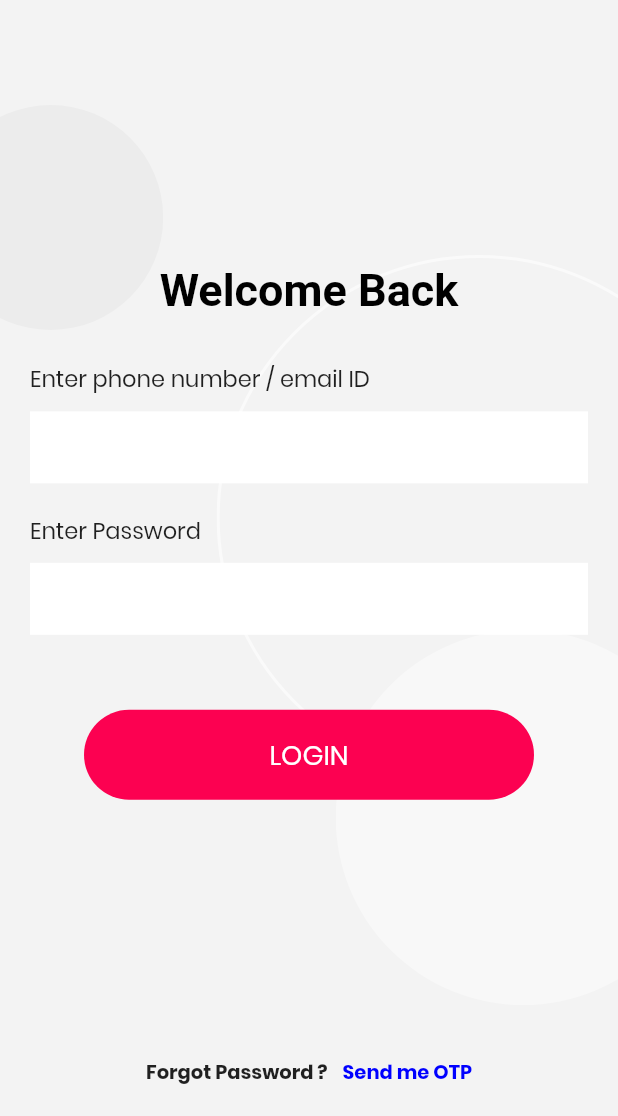
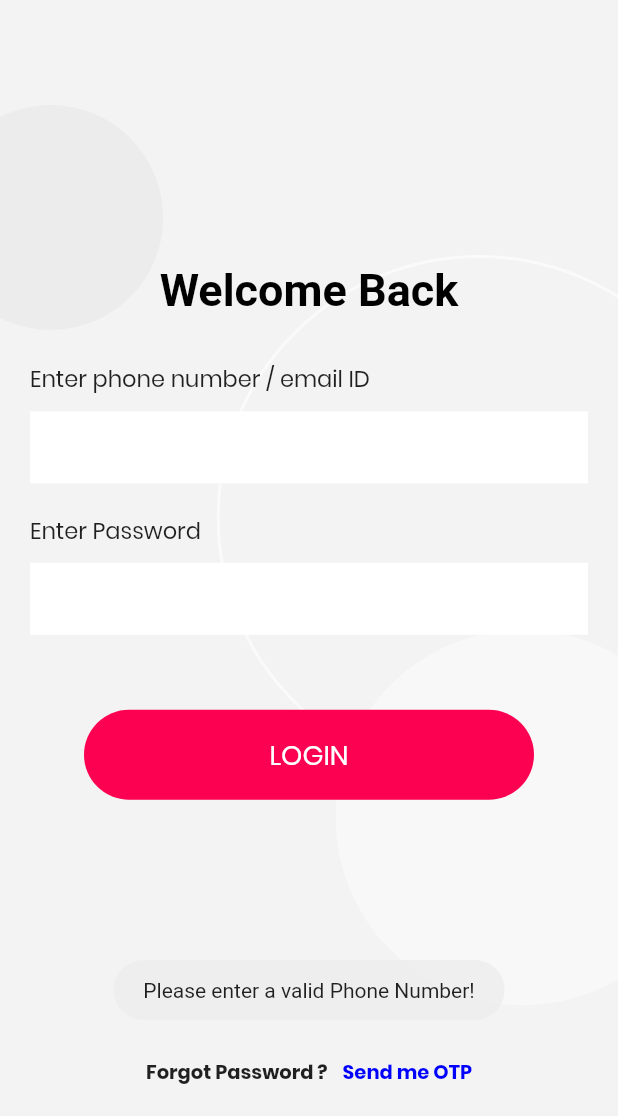
Before and after one commit to SankarshanDudhate/de_stock, a Flutter app: the LoginPage screen opened directly, after a tap on "LOGIN", on a phone screen of 412 x 824 dp, the part 120-1236 px from its top. Run offline on Flutter 3.47's test engine with Material 2 defaults, Android fonts, the phone set to English and light mode, and no system bars; our stand-ins replace flutter_svg, fluttertoast, google_fonts, shared_preferences; missing offline and left inert: pin_entry_text_field; accounts and stored records are empty; project files that could hold a hidden picture were left out.

Commit message:
Minor validatons and changes to login/signup flow...

```diff
--- a/lib/getstarted.dart
+++ b/lib/getstarted.dart
@@ -62,7 +62,7 @@ class _getstartedState extends State<getstarted> {
     String dataString = jsonEncode(dataMap);
 
     SharedPreferences sharedPreferences = await SharedPreferences.getInstance();
-    await sharedPreferences.setString("signupData", dataString);
+    await sharedPreferences.setString("userData", dataString);
 
     Navigator.of(context).push(
       new MaterialPageRoute(builder: (BuildContext context) {
--- a/lib/loginscreen1.dart
+++ b/lib/loginscreen1.dart
@@ -1,8 +1,15 @@
+import 'dart:convert';
+
+import 'package:destock/otpscreen.dart';
 import 'package:flutter/material.dart';
 import 'package:flutter/services.dart';
 import 'package:google_fonts/google_fonts.dart';
 import 'package:flutter_svg/flutter_svg.dart';
 import 'package:http/http.dart' as http;
+import 'package:fluttertoast/fluttertoast.dart';
+import 'package:shared_preferences/shared_preferences.dart';
+
+import 'validatons.dart';
 
 //Just a test comment
 //another one
@@ -23,13 +30,51 @@ class _LoginPageState extends State<LoginPage> {
   }
 
   void verifyCredentials() async {
-    print(emailController.text + "," + passwordController.text);
+    String email, phoneNo;
+    String password = passwordController.text;
+    // print(emailController.text + "," + passwordController.text);
+
+    var formData = {
+      'password': password
+    };
+
+    RegExp phoneNoMatcher = RegExp(r'[^0-9]+'); //checks if string has anything other than a number
+    if( phoneNoMatcher.hasMatch(emailController.text) ) {
+      email = emailController.text;
+      if( !validateEmail(email) ) {
+        Fluttertoast.showToast(msg: "Please enter a valid email address!");
+        return;
+      }
+      formData["email_id"] = email;
+    } else {
+      phoneNo = emailController.text;
+      if( !validatePhoneNo(phoneNo) ) {
+        Fluttertoast.showToast(msg: "Please enter a valid Phone Number!");
+        return;
+      }
+      formData["phone_no"] = phoneNo;
+    }
+
+    // print(formData);
+
     var url = 'http://192.168.43.167:5000/login/'; //replace '192.168.43.101' with your ip adrress
-    var response = await http.post(url, body: {
-      'email_id': emailController.text,
-      'password': passwordController.text
-    });
+    var response = await http.post(url, body: formData);
     print(response.body);
+
+    var respJson = jsonDecode(response.body);
+    if( respJson["Status"] == "Success" ) {
+      Fluttertoast.showToast(msg: respJson["Details"]);
+      print(respJson["userData"]["address"]);
+
+      String dataString = jsonEncode(respJson["userData"]);
+
+      SharedPreferences sharedPreferences = await SharedPreferences.getInstance();
+      await sharedPreferences.setString("userData", dataString);
+
+      //TODO Navigate to homescreen
+    } else {
+      Fluttertoast.showToast(msg: respJson["Details"]);
+    }
   }
 
   Widget _logobutton() {
@@ -138,7 +183,7 @@ class _LoginPageState extends State<LoginPage> {
             InkWell(
               onTap: () {
                 Navigator.push(context,
-                    MaterialPageRoute(builder: (context) => LoginPage()));
+                    MaterialPageRoute(builder: (context) => OtpPage(login: true)));
               },
               child: Text(
                 'Send me OTP',
--- a/lib/otpscreen.dart
+++ b/lib/otpscreen.dart
@@ -31,9 +31,8 @@ class _OtpPageState extends State<OtpPage> {
   }
 
   void sendOTP() async {
-    if(widget.signup == true) {
       SharedPreferences sharedPreferences = await SharedPreferences.getInstance();
-      String data = await sharedPreferences.getString("signupData");
+      String data = await sharedPreferences.getString("userData");
       var dataJson = jsonDecode(data);
       print(data);
 
@@ -50,9 +49,6 @@ class _OtpPageState extends State<OtpPage> {
       else{
         //show unsuccessful message
       }
-    } else {
-      //TODO: Login otp flow
-    }
   }
 
   void verifyOTP() async {
@@ -64,11 +60,15 @@ class _OtpPageState extends State<OtpPage> {
     print(verifyResp.body);
     Map<String, dynamic> verifyRespJson = jsonDecode(verifyResp.body);
     if(verifyRespJson["Status"] == "Success") {
-      Navigator.of(context).push(
+      if(widget.signup) {
+        Navigator.of(context).push(
           new MaterialPageRoute(builder: (BuildContext context) {
             return Signup();
           })
-      );
+        );
+      } else {
+        //TODO navigate to homescreen because user has logged in successfully...
+      }
     } else {
       print("Wrong OTP! Please enter OTP again...");
     }
@@ -149,7 +149,7 @@ class _OtpPageState extends State<OtpPage> {
           InkWell(
             onTap: () {
               Navigator.push(context,
-                  MaterialPageRoute(builder: (context) => OtpPage()));
+                  MaterialPageRoute(builder: (context) => OtpPage(signup: widget.signup, login: widget.login,)));
             },
             child: Text(
               'Resent OTP',
```
